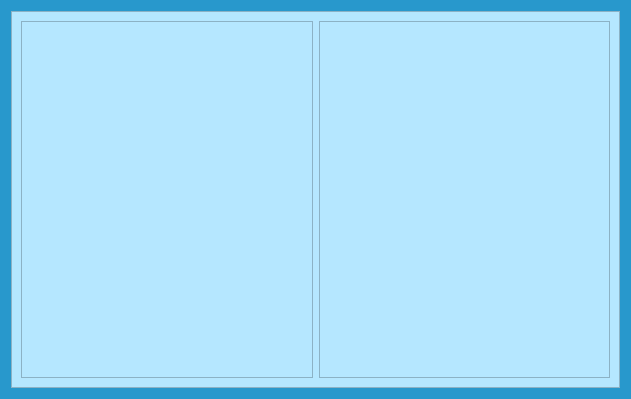
KotoJallow/Voting-System, file ui/winner.ui: the form before one commit.
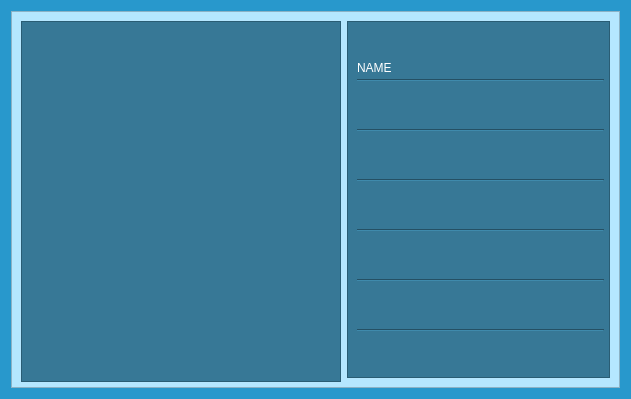
The form after the commit. Icons and pictures are not drawn.

```diff
--- a/ui/winner.ui
+++ b/ui/winner.ui
@@ -43,6 +43,22 @@
      <layout class="QHBoxLayout" name="horizontalLayout">
       <item>
        <widget class="QFrame" name="frame_2">
+        <property name="minimumSize">
+         <size>
+          <width>320</width>
+          <height>361</height>
+         </size>
+        </property>
+        <property name="maximumSize">
+         <size>
+          <width>320</width>
+          <height>361</height>
+         </size>
+        </property>
+        <property name="styleSheet">
+         <string notr="true">background-color:#377896;
+</string>
+        </property>
         <property name="frameShape">
          <enum>QFrame::StyledPanel</enum>
         </property>
@@ -68,12 +84,108 @@
       </item>
       <item>
        <widget class="QFrame" name="frame_3">
+        <property name="styleSheet">
+         <string notr="true">background-color:#377896;
+color:white;
+</string>
+        </property>
         <property name="frameShape">
          <enum>QFrame::StyledPanel</enum>
         </property>
         <property name="frameShadow">
          <enum>QFrame::Raised</enum>
         </property>
+        <widget class="Line" name="line">
+         <property name="geometry">
+          <rect>
+           <x>10</x>
+           <y>101</y>
+           <width>247</width>
+           <height>16</height>
+          </rect>
+         </property>
+         <property name="orientation">
+          <enum>Qt::Horizontal</enum>
+         </property>
+        </widget>
+        <widget class="Line" name="line_2">
+         <property name="geometry">
+          <rect>
+           <x>10</x>
+           <y>151</y>
+           <width>247</width>
+           <height>16</height>
+          </rect>
+         </property>
+         <property name="orientation">
+          <enum>Qt::Horizontal</enum>
+         </property>
+        </widget>
+        <widget class="Line" name="line_3">
+         <property name="geometry">
+          <rect>
+           <x>10</x>
+           <y>201</y>
+           <width>247</width>
+           <height>16</height>
+          </rect>
+         </property>
+         <property name="orientation">
+          <enum>Qt::Horizontal</enum>
+         </property>
+        </widget>
+        <widget class="Line" name="line_4">
+         <property name="geometry">
+          <rect>
+           <x>10</x>
+           <y>251</y>
+           <width>247</width>
+           <height>16</height>
+          </rect>
+         </property>
+         <property name="orientation">
+          <enum>Qt::Horizontal</enum>
+         </property>
+        </widget>
+        <widget class="Line" name="line_5">
+         <property name="geometry">
+          <rect>
+           <x>10</x>
+           <y>301</y>
+           <width>247</width>
+           <height>16</height>
+          </rect>
+         </property>
+         <property name="orientation">
+          <enum>Qt::Horizontal</enum>
+         </property>
+        </widget>
+        <widget class="Line" name="line_6">
+         <property name="geometry">
+          <rect>
+           <x>10</x>
+           <y>51</y>
+           <width>247</width>
+           <height>16</height>
+          </rect>
+         </property>
+         <property name="orientation">
+          <enum>Qt::Horizontal</enum>
+         </property>
+        </widget>
+        <widget class="QLabel" name="label_2">
+         <property name="geometry">
+          <rect>
+           <x>10</x>
+           <y>40</y>
+           <width>47</width>
+           <height>13</height>
+          </rect>
+         </property>
+         <property name="text">
+          <string>NAME</string>
+         </property>
+        </widget>
        </widget>
       </item>
      </layout>
```
